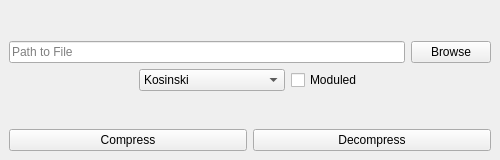
Above: mainwindow.ui from Clownacy/clowncomptool before the change. Below: the same form after it.
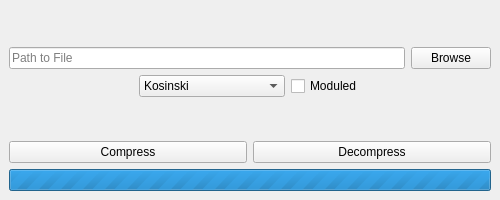
That is the form after the change.

```diff
--- a/mainwindow.ui
+++ b/mainwindow.ui
@@ -7,7 +7,7 @@
     <x>0</x>
     <y>0</y>
     <width>500</width>
-    <height>160</height>
+    <height>200</height>
    </rect>
   </property>
   <property name="windowTitle">
@@ -181,6 +181,22 @@
       </item>
      </layout>
     </item>
+    <item>
+     <widget class="QProgressBar" name="progressBar">
+      <property name="maximum">
+       <number>0</number>
+      </property>
+      <property name="value">
+       <number>-1</number>
+      </property>
+      <property name="textVisible">
+       <bool>false</bool>
+      </property>
+      <property name="invertedAppearance">
+       <bool>false</bool>
+      </property>
+     </widget>
+    </item>
    </layout>
   </widget>
   <action name="actionOpenddd">
```
